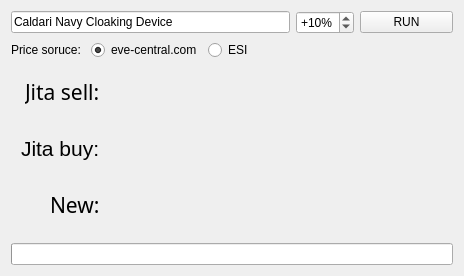
This is eve_api/widget.ui in Ardameon/eve_market_tool as Qt 5 draws it before an edit. The edited form follows.
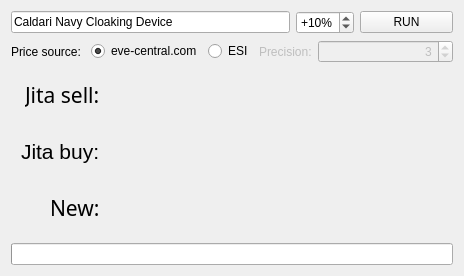
This is the edited form. Icons and pictures are not drawn.

Commit message: ESI support enhanced, ui bugs fixed

```diff
--- a/eve_api/widget.ui
+++ b/eve_api/widget.ui
@@ -13,13 +13,13 @@
   <property name="minimumSize">
    <size>
     <width>464</width>
-    <height>186</height>
+    <height>276</height>
    </size>
   </property>
   <property name="maximumSize">
    <size>
     <width>464</width>
-    <height>600</height>
+    <height>287</height>
    </size>
   </property>
   <property name="windowTitle">
@@ -62,11 +62,11 @@
     </layout>
    </item>
    <item>
-    <layout class="QHBoxLayout" name="horizontalLayout_2">
+    <layout class="QHBoxLayout" name="horizontalLayout_2" stretch="0,0,0,0,1">
      <item>
       <widget class="QLabel" name="priceSrcLabel">
        <property name="text">
-        <string>Price soruce: </string>
+        <string>Price source: </string>
        </property>
       </widget>
      </item>
@@ -88,17 +88,36 @@
       </widget>
      </item>
      <item>
-      <spacer name="horizontalSpacer">
-       <property name="orientation">
-        <enum>Qt::Horizontal</enum>
+      <widget class="QLabel" name="precisionLabel">
+       <property name="enabled">
+        <bool>false</bool>
        </property>
-       <property name="sizeHint" stdset="0">
-        <size>
-         <width>40</width>
-         <height>20</height>
-        </size>
+       <property name="text">
+        <string>Precision:</string>
        </property>
-      </spacer>
+      </widget>
+     </item>
+     <item>
+      <widget class="QSpinBox" name="sellOrdersPrecision">
+       <property name="enabled">
+        <bool>false</bool>
+       </property>
+       <property name="layoutDirection">
+        <enum>Qt::LeftToRight</enum>
+       </property>
+       <property name="alignment">
+        <set>Qt::AlignRight|Qt::AlignTrailing|Qt::AlignVCenter</set>
+       </property>
+       <property name="minimum">
+        <number>1</number>
+       </property>
+       <property name="maximum">
+        <number>10</number>
+       </property>
+       <property name="value">
+        <number>3</number>
+       </property>
+      </widget>
      </item>
     </layout>
    </item>
```
The commit also changes 3 other files.
